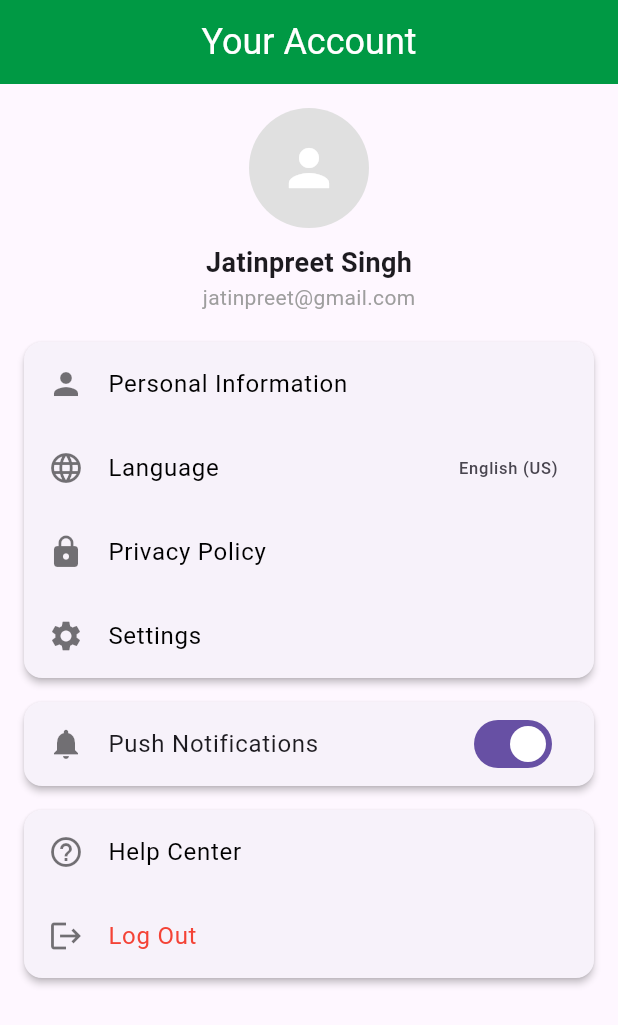
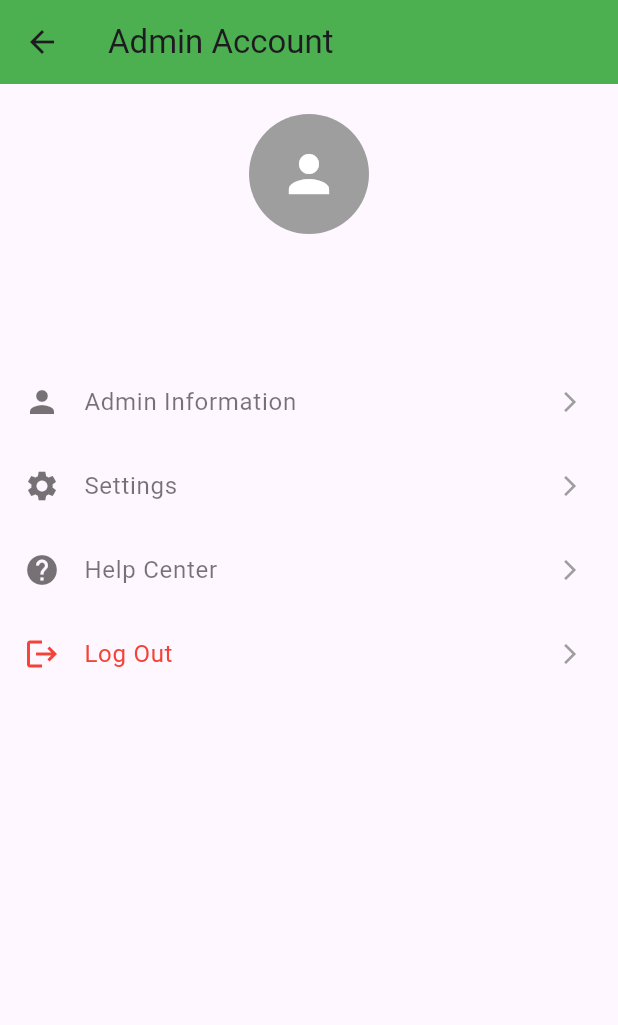
Before and after one commit to khushimadan/Fix-My-City, a Flutter app: the AdminProfileScreen screen opened directly, on a phone screen of 412 x 824 dp. Shown: the top 1025 px of the screen. Run offline on Flutter 3.47's test engine with Material 3 defaults, Android fonts, the phone set to English and light mode, and no system bars; our stand-ins replace cloud_firestore, firebase_auth, firebase_core, firebase_storage, geolocator, google_maps_flutter and 1 more; accounts and stored records are empty; Roboto replaces fonts that are missing (Poppins).

Commit message:
Update admin_profile_screen.dart

```diff
--- a/lib/screens/admin_profile_screen.dart
+++ b/lib/screens/admin_profile_screen.dart
@@ -1,130 +1,121 @@
 import 'package:flutter/material.dart';
-import 'package:shared_preferences/shared_preferences.dart';
-import 'package:fix_my_city/screens/login_signup_screen.dart';
+import 'package:cloud_firestore/cloud_firestore.dart';
+import 'package:firebase_auth/firebase_auth.dart';
 
 class AdminProfileScreen extends StatefulWidget {
-  const AdminProfileScreen({super.key});
+  @override
+  _AdminProfileScreenState createState() => _AdminProfileScreenState();
+}
+
+class _AdminProfileScreenState extends State<AdminProfileScreen> {
+  String email = "Loading...";
+  String username = "Loading...";
+  String profileImageUrl = "";
 
   @override
-  ProfileScreenState createState() => ProfileScreenState();
+  void initState() {
+    super.initState();
+    fetchAdminData();
   }
 
-class ProfileScreenState extends State<AdminProfileScreen> {
-  bool isNotificationsEnabled = true; // Default toggle state
+  Future<void> fetchAdminData() async {
+    User? user = FirebaseAuth.instance.currentUser;
+    if (user != null) {
+      try {
+        setState(() {
+          email = user.email ?? "No Email";
+        });
+        DocumentSnapshot adminDoc =
+        await FirebaseFirestore.instance.collection('admins').doc(user.uid).get();
+        if (adminDoc.exists) {
+          setState(() {
+            username = adminDoc.data() != null && adminDoc["name"] != null ? adminDoc["name"] : "No Name";
+            profileImageUrl = adminDoc.data() != null && adminDoc["profileImageUrl"] != null
+                ? adminDoc["profileImageUrl"]
+                : "";
+          });
+        }
+      } catch (e) {
+        print("Error fetching admin data: $e");
+      }
+    }
+  }
 
   @override
   Widget build(BuildContext context) {
-    return PopScope(
-      canPop: false,
-      child: Scaffold(
-        appBar: AppBar(
-          foregroundColor: Colors.white,
-          automaticallyImplyLeading: false,
-          backgroundColor: const Color(0xFF009944),
-          title: const Text("Your Account",
-              style: TextStyle(fontFamily: 'Poppins', fontSize: 24)),
-          centerTitle: true,
-        ),
+    return Scaffold(
+      appBar: AppBar(title: Text("Admin Account"), backgroundColor: Colors.green),
       body: SingleChildScrollView(
-          child: Padding(
-            padding: const EdgeInsets.all(16.0),
         child: Column(
           children: [
-                // Profile Section
-                CircleAvatar(
-                  radius: 40,
-                  backgroundColor: Colors.grey.shade300,
-                  child:
-                  const Icon(Icons.person, size: 40, color: Colors.white),
-                ),
-                const SizedBox(height: 10),
-                const Text(
-                  "Jatinpreet Singh",
-                  style: TextStyle(fontSize: 18, fontWeight: FontWeight.bold),
-                ),
-                const Text(
-                  "jatinpreet@gmail.com",
-                  style: TextStyle(fontSize: 14, color: Colors.grey),
-                ),
-                const SizedBox(height: 20),
-
-                // My Account Section
-                _buildCard([
-                  _buildListTile(Icons.person, "Personal Information"),
-                  _buildListTile(Icons.language, "Language",
-                      trailing: const Text("English (US)")),
-                  _buildListTile(Icons.lock, "Privacy Policy"),
-                  _buildListTile(Icons.settings, "Settings"),
-                ]),
-
-                // Notifications Section
-                _buildCard([
-                  _buildToggleTile(Icons.notifications, "Push Notifications"),
-                ]),
-
-                // More Section
-                _buildCard([
-                  _buildListTile(Icons.help_outline, "Help Center"),
-                  _buildListTile(Icons.logout, "Log Out",
-                      textColor: Colors.red, onTap: _logout),
-                ]),
+            SizedBox(height: 20),
+            profileImageUrl.isNotEmpty
+                ? CircleAvatar(radius: 40, backgroundImage: NetworkImage(profileImageUrl))
+                : CircleAvatar(radius: 40, backgroundColor: Colors.grey, child: Icon(Icons.person, size: 40, color: Colors.white)),
+            SizedBox(height: 10),
+            Text(username, style: TextStyle(fontSize: 18, fontWeight: FontWeight.bold)),
+            SizedBox(height: 5),
+            Text(email, style: TextStyle(fontSize: 16, color: Colors.grey)),
+            SizedBox(height: 20),
+            _buildMenuTile(context, "Admin Information", Icons.person, () {
+              Navigator.push(
+                  context, MaterialPageRoute(builder: (context) => AdminInfoScreen(email: email)));
+            }),
+            _buildMenuTile(context, "Settings", Icons.settings, () {
+              Navigator.push(context, MaterialPageRoute(builder: (context) => SettingsScreen()));
+            }),
+            _buildMenuTile(context, "Help Center", Icons.help, () {}),
+            _buildMenuTile(context, "Log Out", Icons.logout, () {
+              FirebaseAuth.instance.signOut();
+              Navigator.pop(context);
+            }, color: Colors.red),
           ],
-            ),
-          ),
         ),
       ),
     );
   }
 
-  // Helper function to create a settings tile
-  Widget _buildListTile(IconData icon, String title,
-      {Widget? trailing, Color? textColor, VoidCallback? onTap}) {
+  Widget _buildMenuTile(BuildContext context, String title, IconData icon, VoidCallback onTap, {Color color = Colors.black54}) {
     return ListTile(
-      leading: Icon(icon, color: Colors.black54),
-      title: Text(title,
-          style: TextStyle(fontSize: 16, color: textColor ?? Colors.black)),
-      trailing: trailing,
-      onTap: onTap ?? () {},
+      leading: Icon(icon, color: color),
+      title: Text(title, style: TextStyle(fontSize: 16, color: color)),
+      trailing: Icon(Icons.arrow_forward_ios, size: 16, color: Colors.grey),
+      onTap: onTap,
     );
   }
-
-  // Helper function to create a toggle switch
-  Widget _buildToggleTile(IconData icon, String title) {
-    return SwitchListTile(
-      secondary: Icon(icon, color: Colors.black54),
-      title: Text(title, style: const TextStyle(fontSize: 16)),
-      value: isNotificationsEnabled,
-      onChanged: (bool value) {
-        setState(() {
-          isNotificationsEnabled = value;
-        });
-      },
-    );
 }
 
-  // Helper function to create section cards
-  Widget _buildCard(List<Widget> children) {
-    return Card(
-      shape: RoundedRectangleBorder(borderRadius: BorderRadius.circular(12)),
-      elevation: 2,
-      margin: const EdgeInsets.only(bottom: 16),
+class AdminInfoScreen extends StatelessWidget {
+  final String email;
+  AdminInfoScreen({required this.email});
+  @override
+  Widget build(BuildContext context) {
+    return Scaffold(
+      appBar: AppBar(title: Text("Admin Information")),
+      body: Padding(
+        padding: EdgeInsets.all(16.0),
         child: Column(
-        children: children,
+          crossAxisAlignment: CrossAxisAlignment.start,
+          children: [
+            Text("Email: $email", style: TextStyle(fontSize: 18)),
+          ],
+        ),
       ),
     );
   }
+}
 
-  Future<void> _logout() async {
-    final contextBeforeAsync = context; // Store context before async operation
-
-    SharedPreferences prefs = await SharedPreferences.getInstance();
-    await prefs.setBool('isLoggedIn', false); // Clear login state
-
-    if (!mounted) return; // Check if the widget is still in the widget tree
-
-    Navigator.pushReplacement(
-      contextBeforeAsync, // Use the stored context
-      MaterialPageRoute(builder: (context) => const LoginSignup()),
+class SettingsScreen extends StatelessWidget {
+  @override
+  Widget build(BuildContext context) {
+    return Scaffold(
+      appBar: AppBar(title: Text("Settings")),
+      body: ListView(
+        children: [
+          ListTile(title: Text("Notification Settings"), onTap: () {}),
+          ListTile(title: Text("Account Security"), onTap: () {}),
+        ],
+      ),
     );
   }
 }
```
Lines whose indentation alone changed are shown as unchanged.
